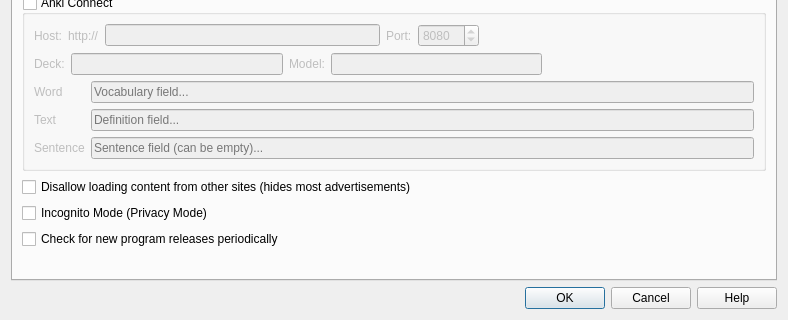
Qt form src/ui/preferences.ui (xiaoyifang/goldendict-ng) before a commit; both pictures show x 0 to 788 and y 242 to 562 of the 788 by 562 pixel window.
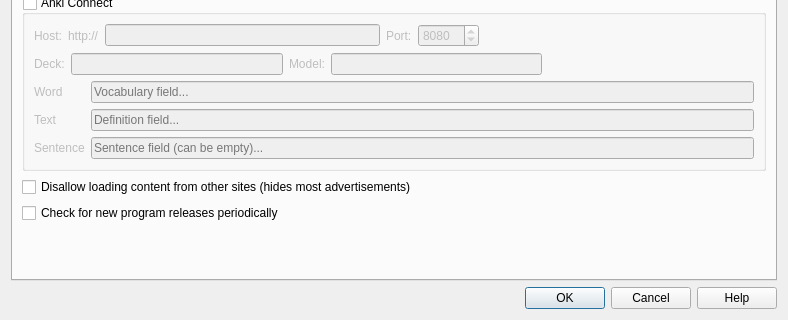
The same form after that commit. The open tabs and pages were chosen to show the change. Icons and pictures are not drawn.

Diff of the .ui file:
```diff
--- a/src/ui/preferences.ui
+++ b/src/ui/preferences.ui
@@ -1343,18 +1343,6 @@
          </property>
         </widget>
        </item>
-       <item>
-        <widget class="QCheckBox" name="incognitoMode">
-         <property name="toolTip">
-          <string>Enable Incognito Mode (Privacy Mode).
-When enabled, all browsing data and network cache
-are kept in memory and cleared on exit.</string>
-         </property>
-         <property name="text">
-          <string>Incognito Mode (Privacy Mode)</string>
-         </property>
-        </widget>
-       </item>
        <item>
         <widget class="QCheckBox" name="checkForNewReleases">
          <property name="toolTip">
```
